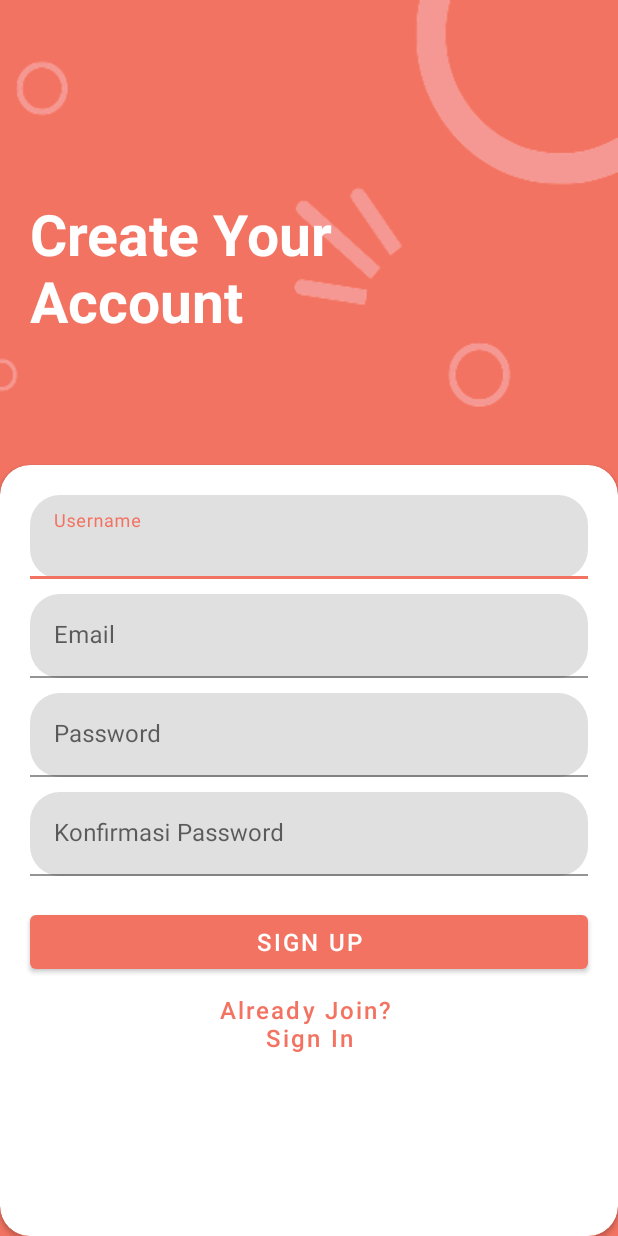
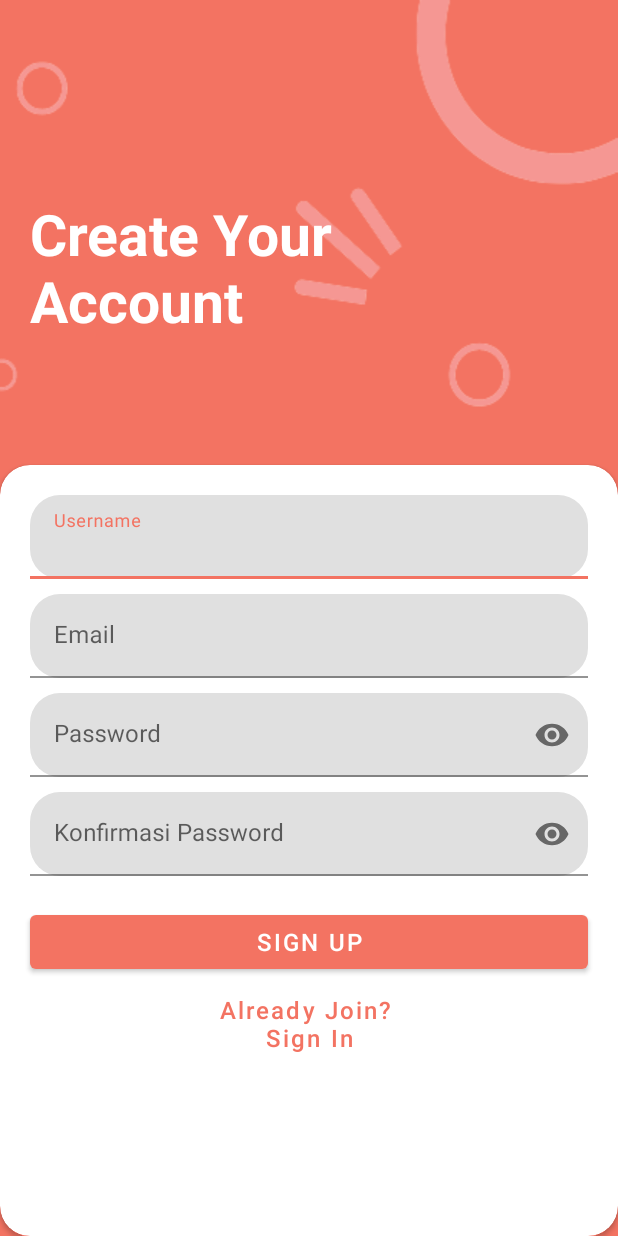
Before and after one commit to Jafar0032/Job_Seeker, an Android app: the screen it shows after launch (SignUpActivity), on a phone screen of 412 x 824 dp. Run offline under Robolectric (Android 15) with nearby library versions, the phone set to English and light mode, and no system bars; our stand-ins replace Firebase (no records; nobody signed in at launch, a user with empty details on screens opened directly).

Commit message:
set visibility pass

```diff
--- a/app/src/main/res/layout/activity_sign_in.xml
+++ b/app/src/main/res/layout/activity_sign_in.xml
@@ -65,7 +65,8 @@
                     app:boxCornerRadiusBottomEnd="20dp"
                     app:boxCornerRadiusBottomStart="20dp"
                     app:boxCornerRadiusTopEnd="20dp"
-                    app:boxCornerRadiusTopStart="20dp">
+                    app:boxCornerRadiusTopStart="20dp"
+                    app:passwordToggleEnabled="true">
 
                     <EditText
                         android:id="@+id/etPassword"
--- a/app/src/main/res/layout/activity_sign_up.xml
+++ b/app/src/main/res/layout/activity_sign_up.xml
@@ -86,7 +86,8 @@
                     app:boxCornerRadiusBottomEnd="20dp"
                     app:boxCornerRadiusBottomStart="20dp"
                     app:boxCornerRadiusTopEnd="20dp"
-                    app:boxCornerRadiusTopStart="20dp">
+                    app:boxCornerRadiusTopStart="20dp"
+                    app:passwordToggleEnabled="true">
 
                     <EditText
                         android:id="@+id/etPassword"
@@ -107,7 +108,8 @@
                     app:boxCornerRadiusBottomEnd="20dp"
                     app:boxCornerRadiusBottomStart="20dp"
                     app:boxCornerRadiusTopEnd="20dp"
-                    app:boxCornerRadiusTopStart="20dp">
+                    app:boxCornerRadiusTopStart="20dp"
+                    app:passwordToggleEnabled="true">
 
                     <EditText
                         android:id="@+id/etKonfPassword"
```
